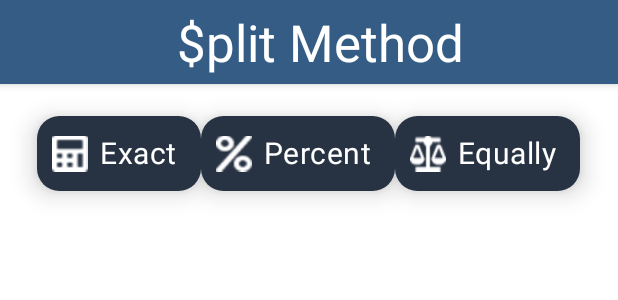
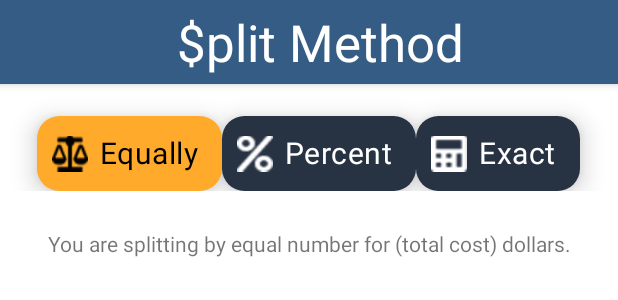
Before and after one commit to RosaGao/split-app-uima, an Android app: the layout activity_split_method.xml on its own in the app's theme, with its tools: preview values and no code run, on a phone screen of 412 x 824 dp. Shown: the top 300 px of the screen. Run offline under Robolectric (Android 15) with nearby library versions, the phone set to English and light mode, and no system bars; Roboto replaces fonts that are not available here.

Commit message:
implemented clicking chips changes "view" and color of buttonss

```diff
--- a/app/src/main/res/layout/activity_split_method.xml
+++ b/app/src/main/res/layout/activity_split_method.xml
@@ -28,28 +28,28 @@
 
     <LinearLayout
         android:layout_width="match_parent"
-        android:layout_height="match_parent"
+        android:layout_height="wrap_content"
         android:gravity="center_horizontal"
         android:orientation="horizontal"
         android:padding="5dp">
 
         <com.google.android.material.chip.Chip
-            android:id="@+id/exact_split_method_chip"
+            android:id="@+id/equal_split_method_chip"
             android:layout_width="wrap_content"
             android:layout_height="wrap_content"
             android:layout_marginTop="16dp"
             android:elevation="10dp"
-            android:text="Exact"
-            android:textColor="@color/white"
+            android:text="Equally"
+            android:textColor="@color/black"
             android:textSize="20sp"
-            app:chipBackgroundColor="@color/dark_blue"
+            app:chipBackgroundColor="@color/yellow"
             app:chipCornerRadius="15dp"
             app:chipEndPadding="10dp"
-            app:chipIcon="@drawable/exactsplit_icon"
+            app:chipIcon="@drawable/equalsplit_icon"
             app:chipMinHeight="50dp"
             app:chipStartPadding="10dp"
             app:layout_constraintEnd_toEndOf="parent"
-            app:layout_constraintHorizontal_bias="0.947"
+            app:layout_constraintHorizontal_bias="0.045"
             app:layout_constraintStart_toStartOf="parent"
             app:layout_constraintTop_toBottomOf="@+id/app_bar" />
 
@@ -74,29 +74,39 @@
             app:layout_constraintTop_toBottomOf="@+id/app_bar" />
 
         <com.google.android.material.chip.Chip
-            android:id="@+id/equal_split_method_chip"
+            android:id="@+id/exact_split_method_chip"
             android:layout_width="wrap_content"
             android:layout_height="wrap_content"
             android:layout_marginTop="16dp"
             android:elevation="10dp"
-            android:text="Equally"
+            android:text="Exact"
             android:textColor="@color/white"
             android:textSize="20sp"
             app:chipBackgroundColor="@color/dark_blue"
             app:chipCornerRadius="15dp"
             app:chipEndPadding="10dp"
-            app:chipIcon="@drawable/whiteequalsplit"
+            app:chipIcon="@drawable/exactsplit_icon"
             app:chipMinHeight="50dp"
             app:chipStartPadding="10dp"
             app:layout_constraintEnd_toEndOf="parent"
-            app:layout_constraintHorizontal_bias="0.045"
+            app:layout_constraintHorizontal_bias="0.947"
             app:layout_constraintStart_toStartOf="parent"
             app:layout_constraintTop_toBottomOf="@+id/app_bar" />
+
     </LinearLayout>
 
     <LinearLayout
         android:layout_width="match_parent"
-        android:layout_height="wrap_content"
-        android:orientation="vertical"/>
+        android:layout_height="match_parent"
+        android:orientation="vertical" >
+
+        <TextView
+            android:id="@+id/splittingTextView"
+            android:layout_width="match_parent"
+            android:layout_height="match_parent"
+            android:paddingTop="20dp"
+            android:text="You are splitting by equal number for (total cost) dollars."
+            android:textAlignment="center" />
+    </LinearLayout>
 
 </LinearLayout>
```
Also changed, not shown: app/src/main/AndroidManifest.xml (+7 -5 lines), app/src/main/java/com/example/split/newExpense/SplitMethodActivity.java (+74 -0 lines).
